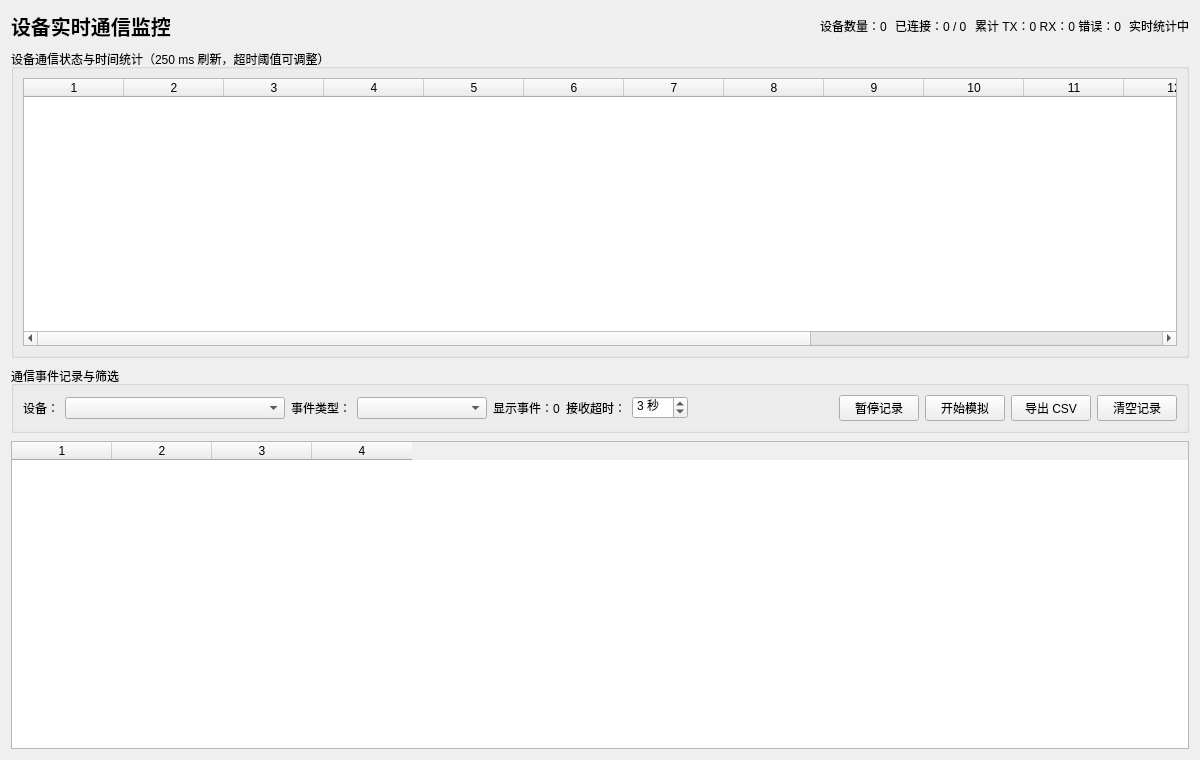
First picture: the form in src/pages/MonitorPage.ui, repository niudamei/IndustrialHub, before the edit.
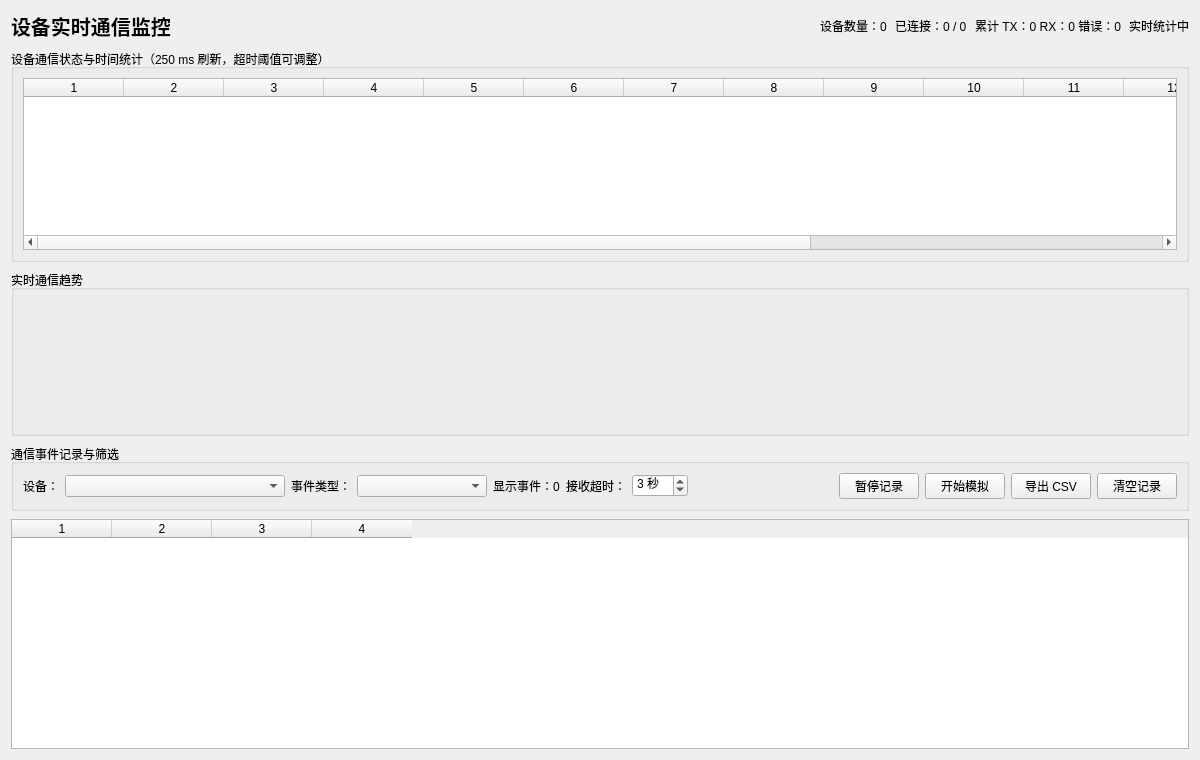
Second picture: the form after the edit.

Commit message: feat(monitor): add live traffic chart panel

```diff
--- a/src/pages/MonitorPage.ui
+++ b/src/pages/MonitorPage.ui
@@ -38,6 +38,18 @@
      </layout>
     </widget>
    </item>
+   <item>
+    <widget class="QGroupBox" name="trafficChartGroup">
+     <property name="title"><string>实时通信趋势</string></property>
+     <layout class="QVBoxLayout" name="trafficChartLayout">
+      <item>
+       <widget class="QWidget" name="trafficChartHost" native="true">
+        <property name="minimumSize"><size><width>0</width><height>125</height></size></property>
+       </widget>
+      </item>
+     </layout>
+    </widget>
+   </item>
    <item>
     <widget class="QGroupBox" name="filterGroup">
      <property name="title"><string>通信事件记录与筛选</string></property>
```
